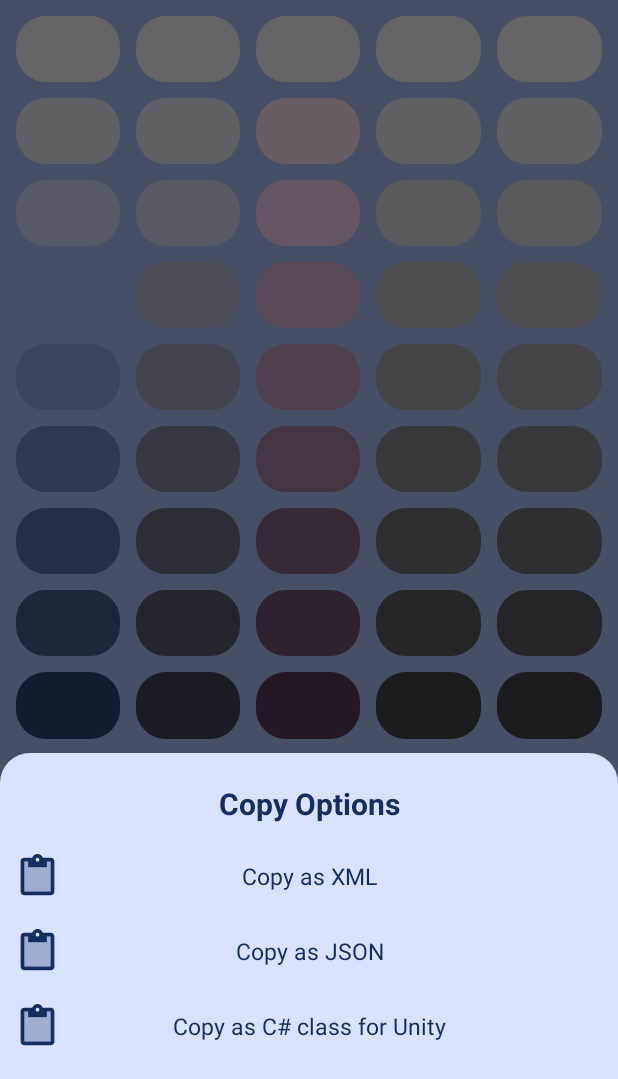
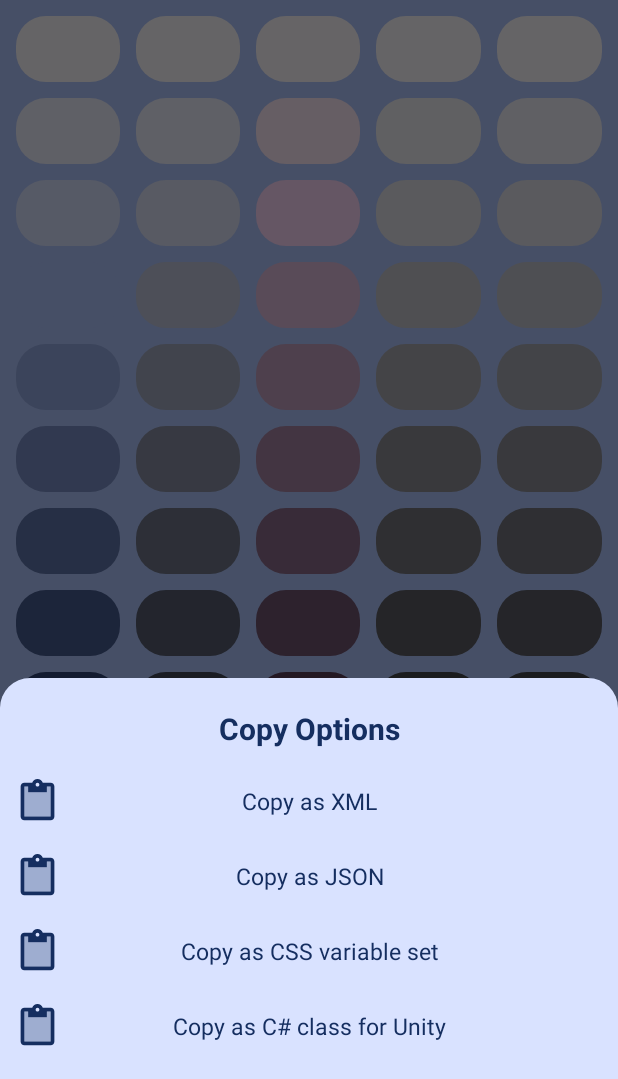
Before and after one commit to Smooth-E/monet-color-previewer, an Android app: the screen it shows after launch (MainActivity), after a tap on an icon or button, on a phone screen of 412 x 824 dp, the part 157-1236 px from its top. Run offline under Robolectric (Android 15) with nearby library versions, the phone set to English and light mode, and no system bars; plain views replace MaskableFrameLayout.

Commit message:
Added CSS copy option

```diff
--- a/app/src/main/res/layout/dialog_variants_list.xml
+++ b/app/src/main/res/layout/dialog_variants_list.xml
@@ -52,6 +52,18 @@
             android:layout_width="match_parent"
             android:layout_height="wrap_content"
             app:entry_icon="@drawable/ic_twotone_content_paste_24"
+            app:entry_name="@string/action_copy_css"
+            android:id="@+id/copy_css"
+            app:entry_file_start=  "@string/copy_css_file_start"
+            app:entry_entry_start= "@string/copy_css_entry_start"
+            app:entry_entry_middle="@string/copy_css_entry_middle"
+            app:entry_entry_end=   "@string/copy_css_entry_end"
+            app:entry_file_end=    "@string/copy_css_file_end"/>
+
+        <com.smoothie.monetcolors.CopyEntryView
+            android:layout_width="match_parent"
+            android:layout_height="wrap_content"
+            app:entry_icon="@drawable/ic_twotone_content_paste_24"
             app:entry_name="@string/action_copy_csharp"
             android:id="@+id/copy_csharp"
             app:entry_file_start=  "@string/copy_csharp_file_start"
--- a/app/src/main/res/values/strings.xml
+++ b/app/src/main/res/values/strings.xml
@@ -19,11 +19,17 @@
     <string name="copy_json_entry_end">\",\n</string>
     <string name="copy_json_file_end">}</string>
 
+    <string name="action_copy_css">Copy as CSS variable set</string>
+    <string name="copy_css_file_start">.root {\n</string>
+    <string name="copy_css_entry_start">\ \ \ \ --</string>
+    <string name="copy_css_entry_middle">\ =\ </string>
+    <string name="copy_css_entry_end">;\n</string>
+    <string name="copy_css_file_end">}</string>
+
     <string name="action_copy_csharp">Copy as C# class for Unity</string>
     <string name="copy_csharp_file_start">public class ColorSet {\n</string>
     <string name="copy_csharp_entry_start">\ \ \ \ public static Color\ </string>
     <string name="copy_csharp_entry_middle">\ =\ new Color32(</string>
     <string name="copy_csharp_entry_end">);\n</string>
     <string name="copy_csharp_file_end">}</string>
-
 </resources>
```
